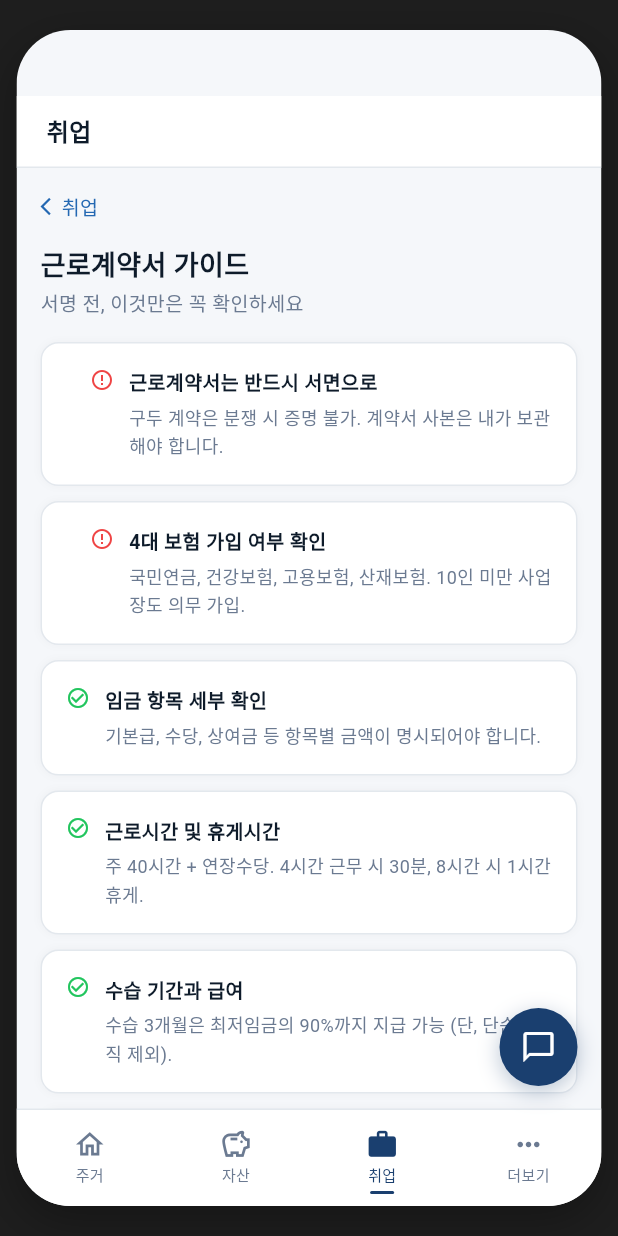
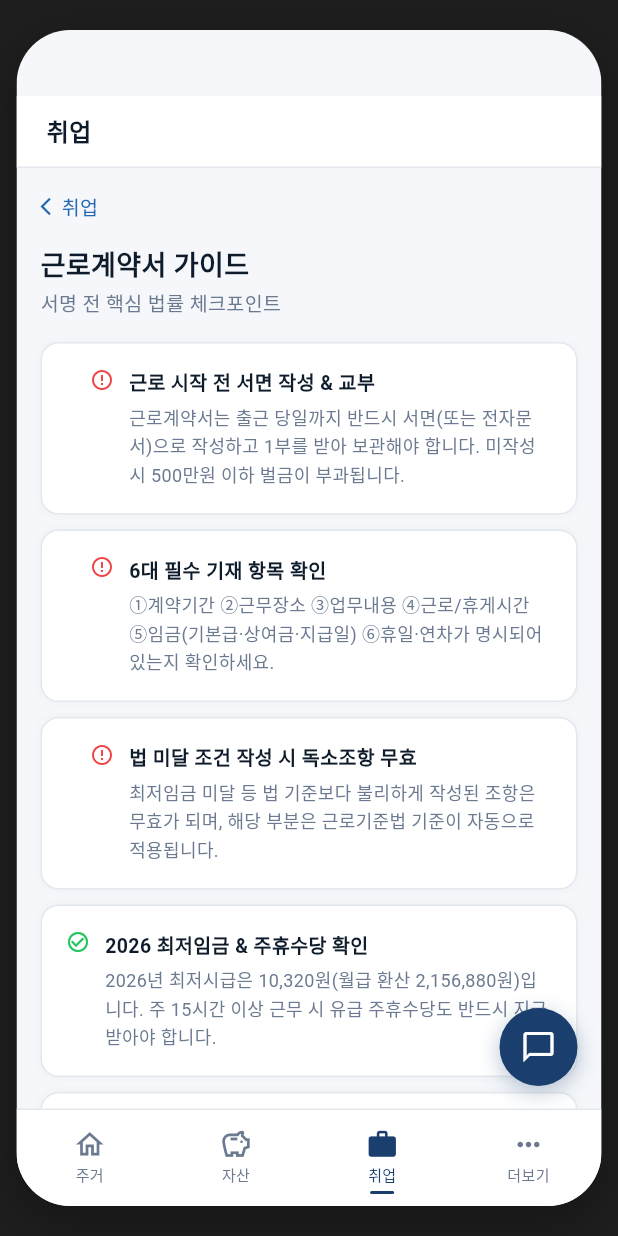
Before and after one commit to 20252185-prog/IT__Competiton, a Flutter app: the screen it shows after launch, after a tap on "취업", after a tap on "근로계약서 가이드", on a phone screen of 412 x 824 dp. Run offline on Flutter 3.47's test engine with Material 3 defaults, Android fonts, the phone set to English and light mode, and no system bars; Roboto replaces fonts that are missing (NotoSansKR).

Commit message:
main.change1

```diff
--- a/flutterCode/lib/main.dart
+++ b/flutterCode/lib/main.dart
@@ -271,12 +271,36 @@ final governmentPolicies = [
 ];
 
 final contractGuideItems = [
-  {'title': '근로계약서는 반드시 서면으로', 'desc': '구두 계약은 분쟁 시 증명 불가. 계약서 사본은 내가 보관해야 합니다.', 'important': true},
-  {'title': '4대 보험 가입 여부 확인', 'desc': '국민연금, 건강보험, 고용보험, 산재보험. 10인 미만 사업장도 의무 가입.', 'important': true},
-  {'title': '임금 항목 세부 확인', 'desc': '기본급, 수당, 상여금 등 항목별 금액이 명시되어야 합니다.', 'important': false},
-  {'title': '근로시간 및 휴게시간', 'desc': '주 40시간 + 연장수당. 4시간 근무 시 30분, 8시간 시 1시간 휴게.', 'important': false},
-  {'title': '수습 기간과 급여', 'desc': '수습 3개월은 최저임금의 90%까지 지급 가능 (단, 단순노무직 제외).', 'important': false},
-  {'title': '퇴직금 규정', 'desc': '1년 이상 근무, 주 15시간 이상 시 퇴직금 발생. 퇴직 후 14일 이내 지급.', 'important': false},
+  {
+    'title': '근로 시작 전 서면 작성 & 교부',
+    'desc': '근로계약서는 출근 당일까지 반드시 서면(또는 전자문서)으로 작성하고 1부를 받아 보관해야 합니다. 미작성 시 500만원 이하 벌금이 부과됩니다.',
+    'important': true
+  },
+  {
+    'title': '6대 필수 기재 항목 확인',
+    'desc': '①계약기간 ②근무장소 ③업무내용 ④근로/휴게시간 ⑤임금(기본급·상여금·지급일) ⑥휴일·연차가 명시되어 있는지 확인하세요.',
+    'important': true
+  },
+  {
+    'title': '법 미달 조건 작성 시 독소조항 무효',
+    'desc': '최저임금 미달 등 법 기준보다 불리하게 작성된 조항은 무효가 되며, 해당 부분은 근로기준법 기준이 자동으로 적용됩니다.',
+    'important': true
+  },
+  {
+    'title': '2026 최저임금 & 주휴수당 확인',
+    'desc': '2026년 최저시급은 10,320원(월급 환산 2,156,880원)입니다. 주 15시간 이상 근무 시 유급 주휴수당도 반드시 지급받아야 합니다.',
+    'important': false
+  },
+  {
+    'title': '수습기간 최저임금 감액 조건',
+    'desc': '수습기간 최저임금 10% 감액(최대 3개월)은 1년 이상 계약 시에만 가능하며, 단순노무직은 감액이 불가능합니다.',
+    'important': false
+  },
+  {
+    'title': '임금체불 및 부당처우 대처법',
+    'desc': '임금 체불 시 고용노동부(1350) 신고가 가능하며, 국가가 대신 체불 임금을 지급하는 \'간이대지급금(최대 1,000만원)\' 제도를 활용할 수 있습니다.',
+    'important': false
+  },
 ];
 
 final jobCategories = [
@@ -1432,7 +1456,7 @@ class _EmploymentTabState extends State<EmploymentTab> {
       crossAxisAlignment: CrossAxisAlignment.start,
       children: [
         BackButton2(label: '취업', onTap: () => setState(() => _activeSection = null)),
-        const SectionHeader(title: '근로계약서 가이드', subtitle: '서명 전, 이것만은 꼭 확인하세요'),
+        const SectionHeader(title: '근로계약서 가이드', subtitle: '서명 전 핵심 법률 체크포인트'),
         ...contractGuideItems.map((item) {
           final important = item['important'] as bool;
           return Padding(
@@ -1469,6 +1493,8 @@ class _EmploymentTabState extends State<EmploymentTab> {
             ),
           );
         }),
+
+        // 조사 자료(최저임금, 임금체불 신고, 간이대지급금) 안내 배너
         Container(
           padding: const EdgeInsets.all(16),
           decoration: BoxDecoration(
@@ -1479,9 +1505,9 @@ class _EmploymentTabState extends State<EmploymentTab> {
           child: Column(
             crossAxisAlignment: CrossAxisAlignment.start,
             children: const [
-              Text('💡 이럴 때는 고용노동부에 신고하세요', style: TextStyle(fontSize: 12, fontWeight: FontWeight.w600, color: Color(0xFF9A3412))),
+              Text('💡 임금체불 시 대처법 & 간이대지급금', style: TextStyle(fontSize: 12, fontWeight: FontWeight.w600, color: Color(0xFF9A3412))),
               SizedBox(height: 6),
-              Text('근로계약서 미작성, 임금 체불, 부당해고 시 고용노동부 (1350) 또는 고용24 앱에서 신고 가능합니다.', style: TextStyle(fontSize: 12, color: Color(0xFFC2410C), height: 1.5)),
+              Text('임금을 받지 못했다면 관할 고용노동관서 또는 1350으로 신고하세요.\n체불 확인 시 국가가 사업주 대신 최대 1,000만원(재직자 700만원)까지 지급해 주는 \'간이대지급금\' 제도를 신청할 수 있습니다.', style: TextStyle(fontSize: 12, color: Color(0xFFC2410C), height: 1.5)),
             ],
           ),
         ),
```
